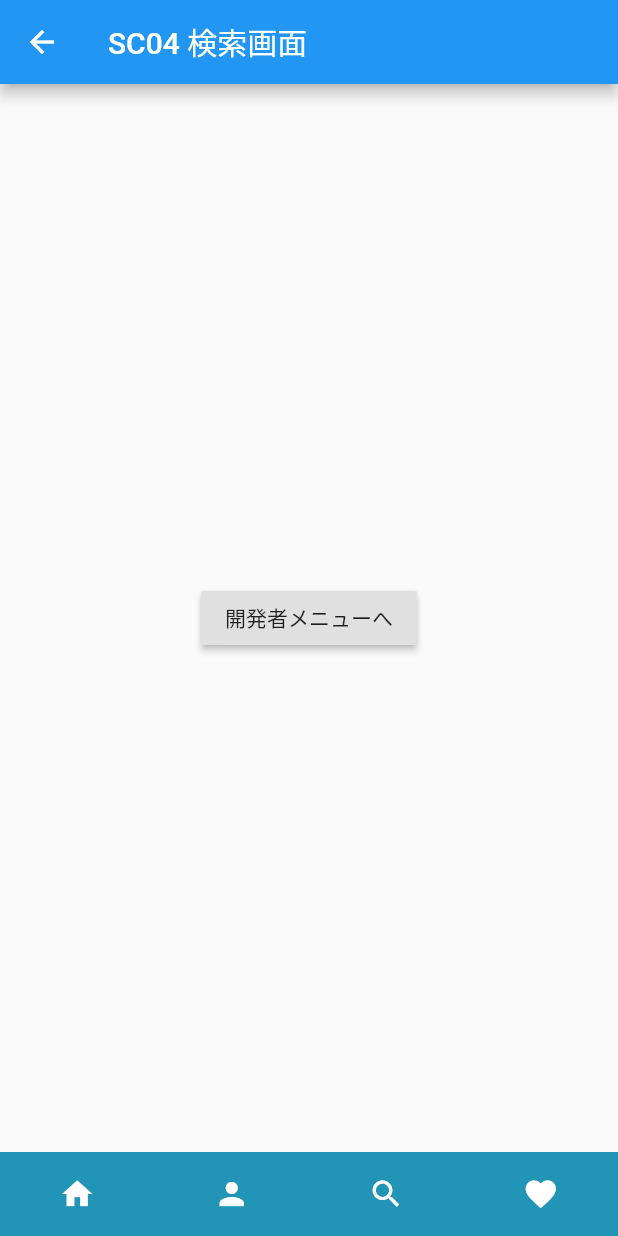
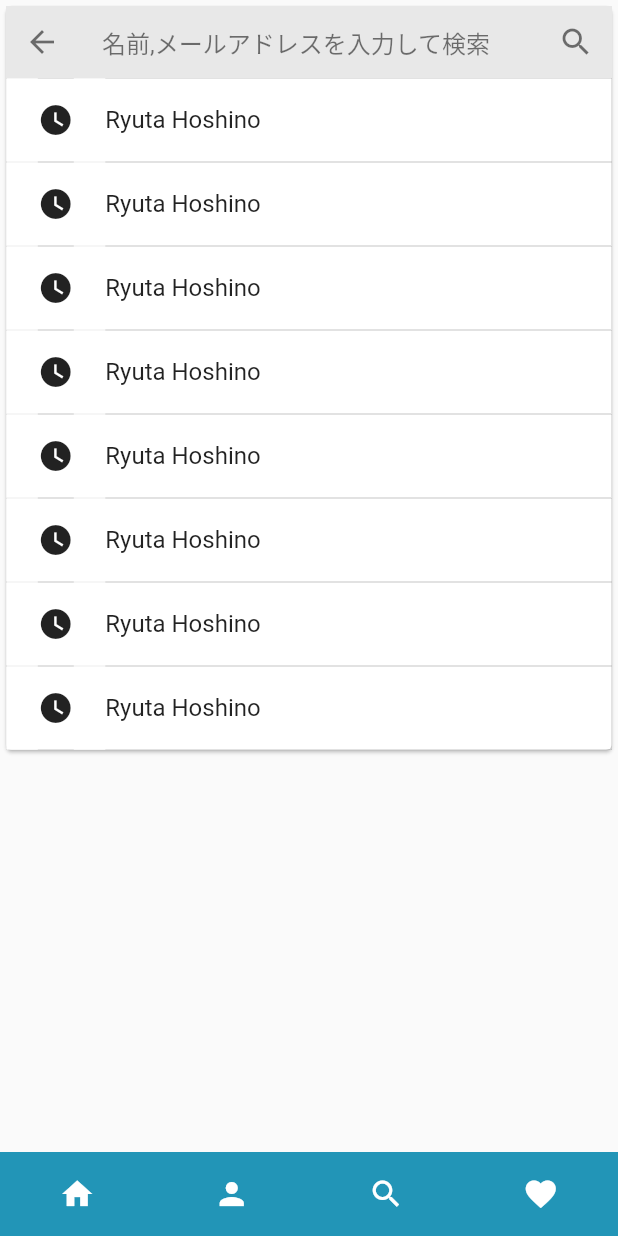
Before and after one commit to ind1mobile/mobileapp_test, a Flutter app: the Search screen opened by its route, on a phone screen of 412 x 824 dp. Run offline on Flutter 3.47's test engine with Material 2 defaults, Android fonts, the phone set to English and light mode, and no system bars.

```diff
--- a/lib/SC00DeveloperMenu.dart
+++ b/lib/SC00DeveloperMenu.dart
@@ -3,6 +3,7 @@ import 'Footer.dart';
 
 class DeveloperMenu extends StatefulWidget {
   @override
+  final primaryColor = const Color(0xff2295B7);
   _DeveloperMenuState createState() => new _DeveloperMenuState();
 }
 
@@ -12,42 +13,43 @@ class _DeveloperMenuState extends State<DeveloperMenu> {
     return new Scaffold(
       appBar: AppBar(
         title: Text("SC00 開発者メニュー"),
+        backgroundColor: widget.primaryColor,
       ),
       body: new Center(
         child: new Column(
           children: <Widget>[
             new RaisedButton(
-              child: const Text('SC01'),
+              child: const Text('SC01 ログイン画面'),
               onPressed: () {
                 Navigator.of(context).pushReplacementNamed("/Login");
               },
             ),
             new RaisedButton(
-              child: const Text('SC02'),
+              child: const Text('SC02 ホーム画面'),
               onPressed: () {
                 Navigator.of(context).pushReplacementNamed("/Home");
               },
             ),
             new RaisedButton(
-              child: const Text('SC03'),
+              child: const Text('SC03 プロフィール照会画面'),
               onPressed: () {
                 Navigator.of(context).pushReplacementNamed("/Profile");
               },
             ),
             new RaisedButton(
-              child: const Text('SC04'),
+              child: const Text('SC04 検索画面'),
               onPressed: () {
                 Navigator.of(context).pushReplacementNamed("/Search");
               },
             ),
             new RaisedButton(
-              child: const Text('SC05'),
+              child: const Text('SC05 マイページ画面'),
               onPressed: () {
                 Navigator.of(context).pushReplacementNamed("/Mypage");
               },
             ),
             new RaisedButton(
-              child: const Text('SC06'),
+              child: const Text('SC06 ログアウト完了画面'),
               onPressed: () {
                 Navigator.of(context).pushReplacementNamed("/Logout");
               },
--- a/lib/SC01Login.dart
+++ b/lib/SC01Login.dart
@@ -2,6 +2,7 @@ import 'package:flutter/material.dart';
 
 class Login extends StatefulWidget {
   @override
+  final primaryColor = const Color(0xff2295B7);
   _LoginState createState() => new _LoginState();
 }
 
@@ -11,6 +12,7 @@ class _LoginState extends State<Login> {
     return new Scaffold(
       appBar: AppBar(
         title: Text("SC01 ログイン画面"),
+        backgroundColor: widget.primaryColor,
       ),
       body: new Center(
         child: new Form(
--- a/lib/SC02Home.dart
+++ b/lib/SC02Home.dart
@@ -3,6 +3,7 @@ import 'Footer.dart';
 
 class Home extends StatefulWidget {
   @override
+  final primaryColor = const Color(0xff2295B7);
   _HomeState createState() => new _HomeState();
 }
 
@@ -13,6 +14,7 @@ class _HomeState extends State<Home> {
     return new Scaffold(
       appBar: AppBar(
         title: Text("SC02 ホーム画面"),
+        backgroundColor: widget.primaryColor,
       ),
       body: new Center(
         child: new RaisedButton(
--- a/lib/SC03Profile.dart
+++ b/lib/SC03Profile.dart
@@ -3,6 +3,7 @@ import 'Footer.dart';
 
 class Profile extends StatefulWidget {
   @override
+  final primaryColor = const Color(0xff2295B7);
   _ProfileState createState() => new _ProfileState();
 }
 
@@ -13,6 +14,7 @@ class _ProfileState extends State<Profile> {
     return new Scaffold(
       appBar: AppBar(
         title: Text("SC03 プロフィール照会画面"),
+        backgroundColor: widget.primaryColor,
       ),
       body: new Center(
         child: new RaisedButton(
--- a/lib/SC04Search.dart
+++ b/lib/SC04Search.dart
@@ -1,8 +1,11 @@
 import 'package:flutter/material.dart';
 import 'Footer.dart';
+import 'SearchHeader.dart';
+import 'SearchList.dart';
 
 class Search extends StatefulWidget {
   @override
+  final primaryColor = const Color(0xff2295B7);
   _SearchState createState() => new _SearchState();
 }
 
@@ -10,18 +13,28 @@ class _SearchState extends State<Search> {
   // This widget is the root of your application.
   @override
   Widget build(BuildContext context) {
-    return new Scaffold(
-      appBar: AppBar(
-        title: Text("SC04 検索画面"),
-      ),
-      body: new Center(
-        child: new RaisedButton(
-          child: const Text('開発者メニューへ'),
-          onPressed: () {
-            Navigator.of(context).pushReplacementNamed("/DeveloperMenu");
-          },
-        ),
-      ),
+    return Scaffold(
+      body: SafeArea(child:CustomScrollView(
+        slivers: <Widget>[
+          SliverList(delegate: SliverChildBuilderDelegate((context, index) {
+            return Card(
+              child: new Column(
+                children: <Widget>[
+                  SearchHeader(),
+                  SearchList(),
+                  SearchList(),
+                  SearchList(),
+                  SearchList(),
+                  SearchList(),
+                  SearchList(),
+                  SearchList(),
+                  SearchList(),
+                ],
+              ),
+            );
+          },childCount: 1)),
+        ],
+      ),),
       bottomNavigationBar: Footer(),
     );
   }
--- a/lib/SC05Mypage.dart
+++ b/lib/SC05Mypage.dart
@@ -3,6 +3,7 @@ import 'Footer.dart';
 
 class Mypage extends StatefulWidget {
   @override
+  final primaryColor = const Color(0xff2295B7);
   _MypageState createState() => new _MypageState();
 }
 
@@ -13,6 +14,7 @@ class _MypageState extends State<Mypage> {
     return new Scaffold(
       appBar: AppBar(
         title: Text("SC05 マイページ画面"),
+        backgroundColor: widget.primaryColor,
       ),
       body: new Center(
         child: new RaisedButton(
--- a/lib/SC06Logout.dart
+++ b/lib/SC06Logout.dart
@@ -3,6 +3,7 @@ import 'package:flutter/material.dart';
 class Logout extends StatefulWidget {
   @override
   _LogoutState createState() => new _LogoutState();
+  final primaryColor = const Color(0xff2295B7);
 }
 
 class _LogoutState extends State<Logout> {
@@ -12,6 +13,7 @@ class _LogoutState extends State<Logout> {
     return new Scaffold(
       appBar: AppBar(
         title: Text("SC06 ログアウト完了画面"),
+        backgroundColor: widget.primaryColor,
       ),
       body: new Center(
         child: new RaisedButton(
--- /dev/null
+++ b/lib/SearchHeader.dart
@@ -0,0 +1,59 @@
+import 'package:flutter/material.dart';
+import 'package:flutter/rendering.dart';
+class SearchHeader extends StatefulWidget{
+ const SearchHeader();
+
+ @override
+ _SearchHeader createState() => _SearchHeader();
+}
+class _SearchHeader extends State<SearchHeader> {
+  @override
+  Widget build(BuildContext context) {
+    final Size size = MediaQuery.of(context).size;
+    double width = size.width;
+    final primaryColor = const Color(0xff2295B7);
+
+    return Container(
+      height: 48,
+      width: width,
+      color: Color(0xffe8e8e8),
+      child: Row(
+        mainAxisAlignment: MainAxisAlignment.spaceBetween,
+        children: <Widget>[
+          Container(
+            child: Row(
+              children: <Widget>[
+                IconButton(
+                  icon: Icon(Icons.arrow_back , color: Colors.black54,),
+                  onPressed: () {
+                    Navigator.of(context).pushNamed("/Home");
+                  },
+                ),
+                Container(width: 16),
+                Text(
+                  "名前,メールアドレスを入力して検索",
+                  style: TextStyle(
+                    fontSize: 16,
+                    color: Colors.black54,
+                  ),
+                ),
+              ],
+            ),
+          ),
+          Container(
+            child: Row(
+              children: <Widget>[
+                IconButton(
+                  icon: Icon(Icons.search , color: Colors.black54,),
+                  onPressed: () {
+                    Navigator.of(context).pushNamed("/Search");
+                  },
+                ),
+              ],
+            ),
+          ),
+        ],
+      ),
+    );
+  }
+}
--- /dev/null
+++ b/lib/SearchList.dart
@@ -0,0 +1,36 @@
+import 'package:flutter/material.dart';
+
+class SearchList extends StatefulWidget{
+ const SearchList();
+
+ @override
+ _SearchList createState() => _SearchList();
+}
+class _SearchList extends State<SearchList> {
+  @override
+  Widget build(BuildContext context) {
+    final Size size = MediaQuery.of(context).size;
+    double width = size.width;
+
+    return Container(
+      height: 56,
+      width: width,
+      decoration: BoxDecoration(
+        border: Border.all(color: Colors.grey, width: 0.2),
+      ),
+      child: Row( // 1行目
+        children: <Widget>[
+          Container(color: Colors.white, width: 21,),
+          new Icon(Icons.watch_later),
+          Container(color: Colors.white, width: 21,),
+          Align(
+            alignment: Alignment.centerLeft,
+            child: Text('Ryuta Hoshino',
+              style: TextStyle(fontSize: 16.0, color: Colors.black87),
+            ),
+          ),
+        ],
+      ),
+    );
+  }
+}
```
Also changed, not shown: 3 other files.
